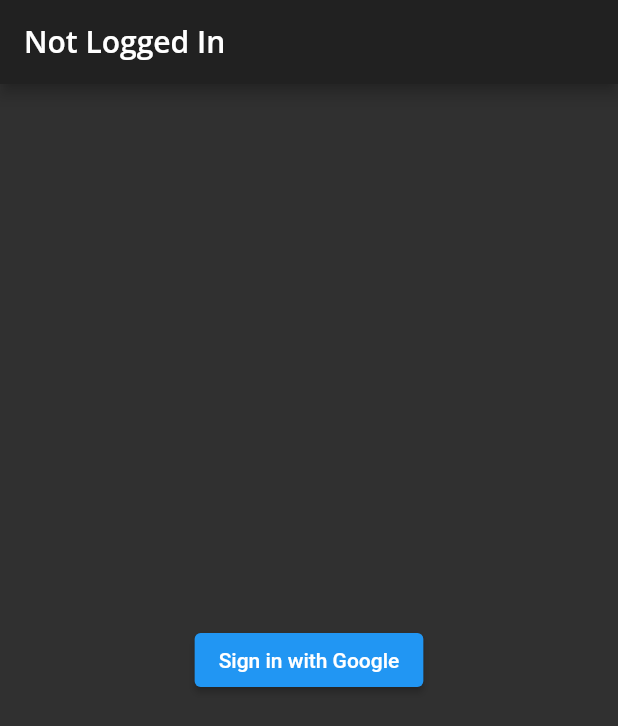
After one commit to WojDob/FocuMoji, a Flutter app: the screen it shows after launch, after a tap on "Sign in with Google", on a phone screen of 412 x 824 dp. The commit adds this screen. Shown: the top 726 px of the screen. Run offline on Flutter 3.47's test engine with Material 2 defaults, Android fonts, the phone set to English and light mode, and no system bars; our stand-ins replace firebase_auth, firebase_core, google_fonts, google_sign_in; accounts and stored records are empty; network calls fail.

Commit message:
Add login with google

```diff
--- a/lib/home.dart
+++ b/lib/home.dart
@@ -4,6 +4,7 @@ import 'screens/medals_screen.dart';
 import 'screens/more_screen.dart';
 import 'package:provider/provider.dart';
 import 'models/models.dart';
+import 'package:firebase_auth/firebase_auth.dart';
 
 class Home extends StatelessWidget {
   static List<Widget> pages = <Widget>[
@@ -14,9 +15,14 @@ class Home extends StatelessWidget {
 
   @override
   Widget build(BuildContext context) {
+    User? user = FirebaseAuth.instance.currentUser;
+    String? userEmail = user?.email;
     return Consumer<TabManager>(
       builder: (context, tabManager, child) {
         return Scaffold(
+          appBar: AppBar(
+            title: Text(userEmail ?? 'Not Logged In'),
+          ),
           body: IndexedStack(
             index: tabManager.selectedTab,
             children: pages,
--- /dev/null
+++ b/lib/login.dart
@@ -0,0 +1,68 @@
+import 'package:flutter/material.dart';
+import 'package:firebase_auth/firebase_auth.dart';
+import 'package:google_sign_in/google_sign_in.dart';
+import 'home.dart';
+import 'package:provider/provider.dart';
+import 'models/models.dart';
+
+class LoginScreen extends StatelessWidget {
+  Future<void> _signInAndNavigate(BuildContext context) async {
+    final UserCredential? userCredential = await signInWithGoogle();
+    if (userCredential != null) {
+      print('Successfully signed in');
+      Navigator.of(context).pushReplacement(
+        MaterialPageRoute(
+          builder: (BuildContext context) => ChangeNotifierProvider(
+            create: (context) => TabManager(),
+            builder: (context, child) => Home(),
+          ),
+        ),
+      );
+      // Navigator.pushReplacement(
+      //     context, MaterialPageRoute(builder: (context) => Home()));
+    } else {
+      print('Sign-in failed');
+      // Handle sign-in failure
+    }
+  }
+
+  // Rest of the code...
+
+  @override
+  Widget build(BuildContext context) {
+    User? user = FirebaseAuth.instance.currentUser;
+    String? userEmail = user?.email;
+    return Scaffold(
+      appBar: AppBar(
+        title: Text(userEmail ?? 'Not Logged In'),
+      ),
+      body: Center(
+        child: ElevatedButton(
+          onPressed: () {
+            print("buton prezd");
+            _signInAndNavigate(context);
+          },
+          child: const Text('Sign in with Google'),
+        ),
+      ),
+    );
+  }
+}
+
+Future<UserCredential> signInWithGoogle() async {
+  // Trigger the authentication flow
+  final GoogleSignInAccount? googleUser = await GoogleSignIn().signIn();
+
+  // Obtain the auth details from the request
+  final GoogleSignInAuthentication? googleAuth =
+      await googleUser?.authentication;
+
+  // Create a new credential
+  final credential = GoogleAuthProvider.credential(
+    accessToken: googleAuth?.accessToken,
+    idToken: googleAuth?.idToken,
+  );
+
+  // Once signed in, return the UserCredential
+  return await FirebaseAuth.instance.signInWithCredential(credential);
+}
--- a/lib/main.dart
+++ b/lib/main.dart
@@ -1,12 +1,13 @@
 import 'package:flutter/material.dart';
 import 'package:firebase_core/firebase_core.dart';
-import 'firebase_options.dart';
 import 'app_theme.dart';
-import 'home.dart';
+import 'login.dart';
 import 'package:provider/provider.dart';
 import 'models/models.dart';
 
-void main() {
+Future<void> main() async {
+  WidgetsFlutterBinding.ensureInitialized();
+  await Firebase.initializeApp();
   runApp(const SquareTimer());
 }
 
@@ -23,7 +24,7 @@ class SquareTimer extends StatelessWidget {
         providers: [
           ChangeNotifierProvider(create: (context) => TabManager()),
         ],
-        child: Home(),
+        child: LoginScreen(),
       ),
     );
   }
--- a/pubspec.yaml
+++ b/pubspec.yaml
@@ -18,6 +18,7 @@ dependencies:
   file: ^6.1.4
   firebase_core: ^2.14.0
   firebase_auth: ^4.6.3
+  google_sign_in: ^5.2.3
 
 dev_dependencies:
   flutter_test:
```
Also changed, not shown: pubspec.lock, 4 other files.
